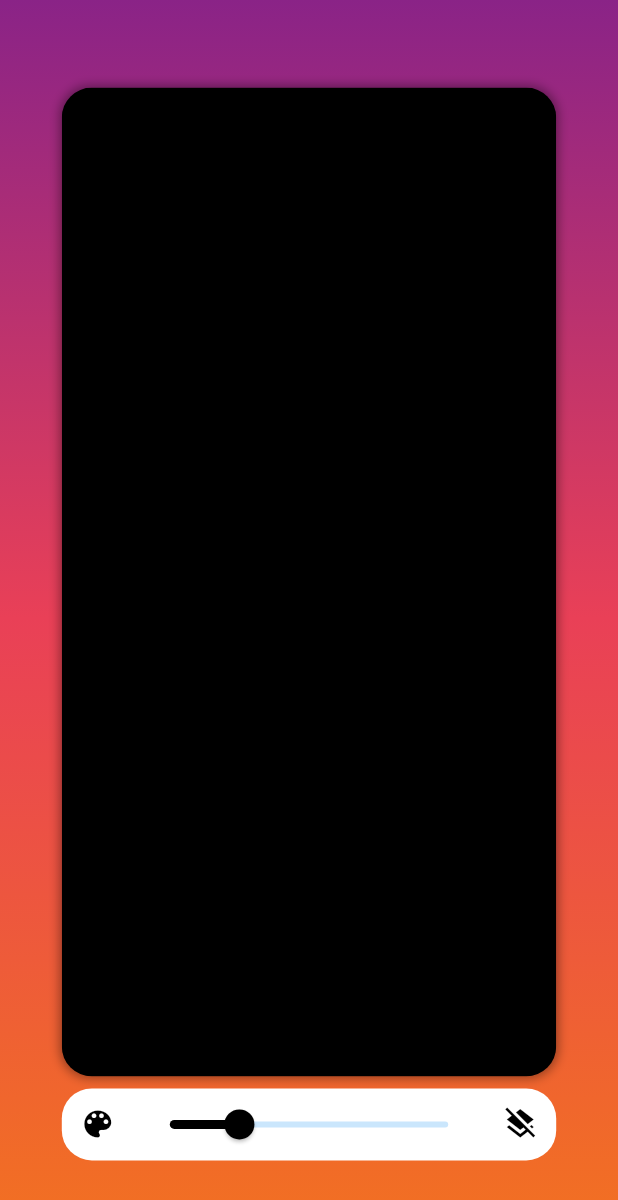
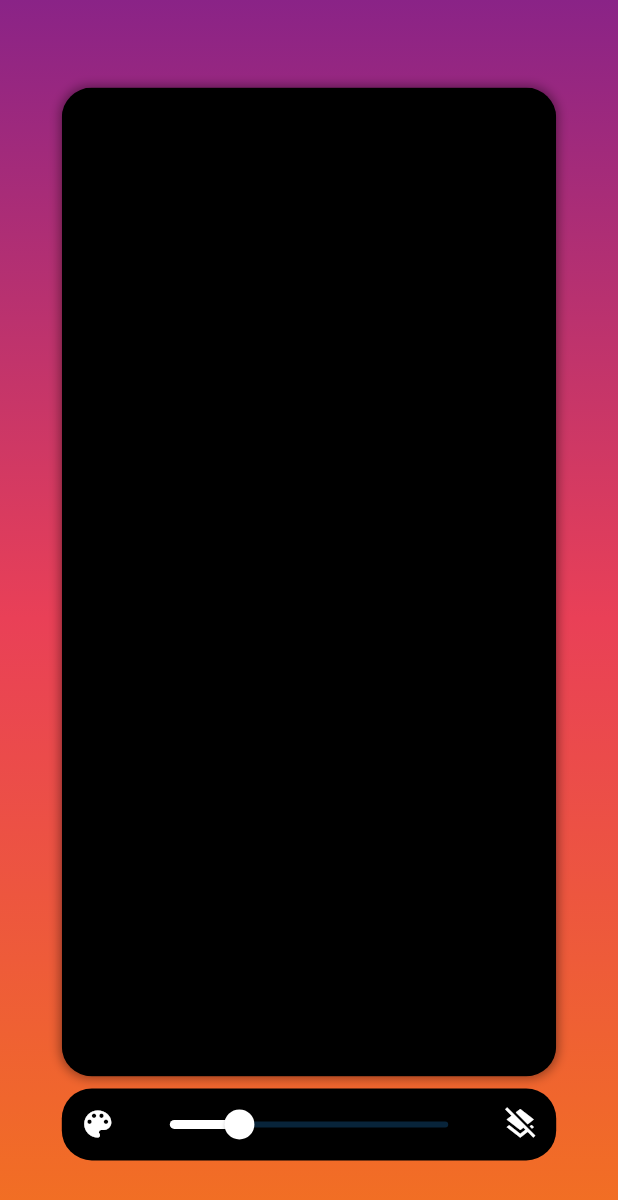
Before and after one commit to Retrogram-Graduation-project/sender-mobile-application, a Flutter app: the DrawPage screen opened directly, on a phone screen of 412 x 824 dp. Shown: the top 1200 px of the screen. Run offline on Flutter 3.47's test engine with Material 2 defaults, Android fonts, the phone set to English and light mode, and no system bars; our stand-ins replace animated_text_kit, flutter_colorpicker, google_fonts, image_picker, photo_view; missing offline and left inert: dart:ffi, nearby_connections; statements that could not run were skipped.

Commit message:
Fixing black color | Making white color default

```diff
--- a/sender_app/lib/screens/draw.dart
+++ b/sender_app/lib/screens/draw.dart
@@ -26,14 +26,12 @@ class DrawPage extends StatefulWidget {
 class _DrawPageState extends State<DrawPage> {
   List<DrawingArea> points;
   Color selectedColor;
-  Color previousColor;
   double strokeWidth;
 
   @override
   void initState() {
     super.initState();
-    selectedColor = Colors.black;
-    previousColor = Colors.black;
+    selectedColor = Colors.white;
     strokeWidth = 2.0;
     points = [];
   }
@@ -49,9 +47,10 @@ class _DrawPageState extends State<DrawPage> {
               pickerColor: selectedColor,
               onColorChanged: (color) {
                 this.setState(() {
-                  if (selectedColor != Colors.white)
-                    previousColor = selectedColor;
-                  selectedColor = color;
+                  if (color != Colors.black)
+                    selectedColor = color;
+                  else
+                    selectedColor = Colors.white;
                 });
               },
             ),
@@ -167,16 +166,14 @@ class _DrawPageState extends State<DrawPage> {
                 Container(
                   width: width * 0.80,
                   decoration: BoxDecoration(
-                      color: Colors.white,
+                      color: Colors.black,
                       borderRadius: BorderRadius.all(Radius.circular(20.0))),
                   child: Row(
                     children: <Widget>[
                       IconButton(
                           icon: Icon(
                             Icons.color_lens,
-                            color: selectedColor == Colors.white
-                                ? previousColor
-                                : selectedColor,
+                            color: selectedColor,
                           ),
                           onPressed: () {
                             selectColor();
@@ -201,9 +198,7 @@ class _DrawPageState extends State<DrawPage> {
                           min: 1.0,
                           max: 5.0,
                           label: "Stroke $strokeWidth",
-                          activeColor: selectedColor == Colors.white
-                              ? previousColor
-                              : selectedColor,
+                          activeColor: selectedColor,
                           value: strokeWidth,
                           onChanged: (double value) {
                             this.setState(() {
@@ -215,7 +210,7 @@ class _DrawPageState extends State<DrawPage> {
                       IconButton(
                           icon: Icon(
                             Icons.layers_clear,
-                            color: Colors.black,
+                            color: selectedColor,
                           ),
                           onPressed: () {
                             Nearby().sendBytesPayload(
```
Also changed, not shown: sender_app/lib/screens/text.dart (+5 -3 lines).
